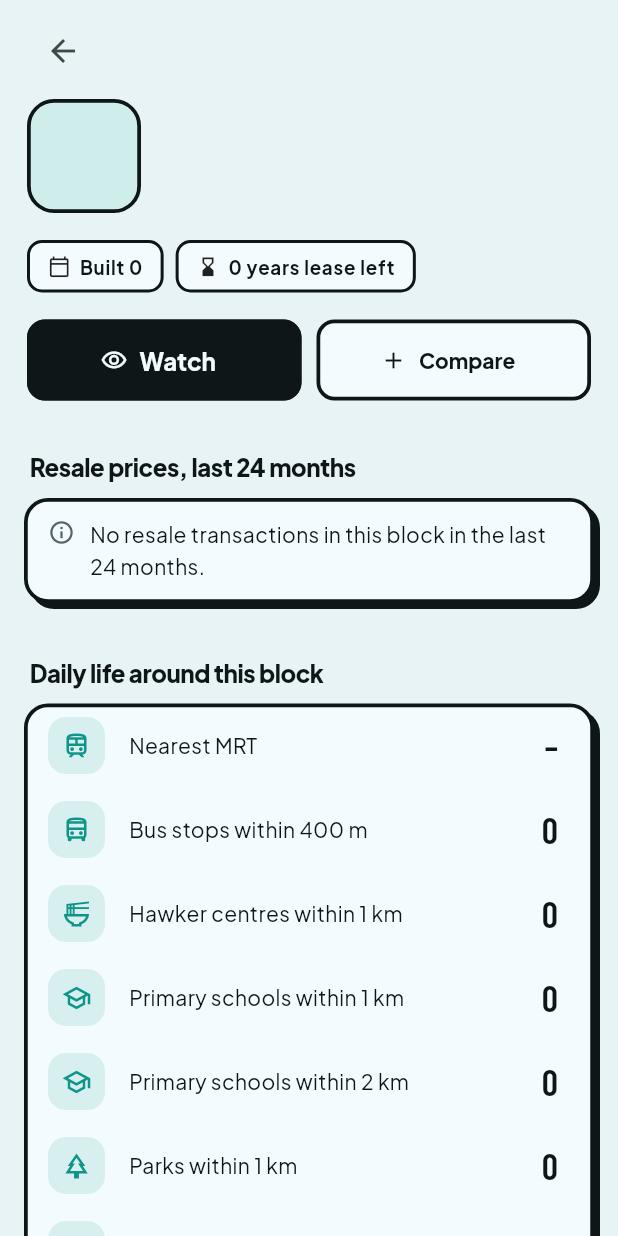
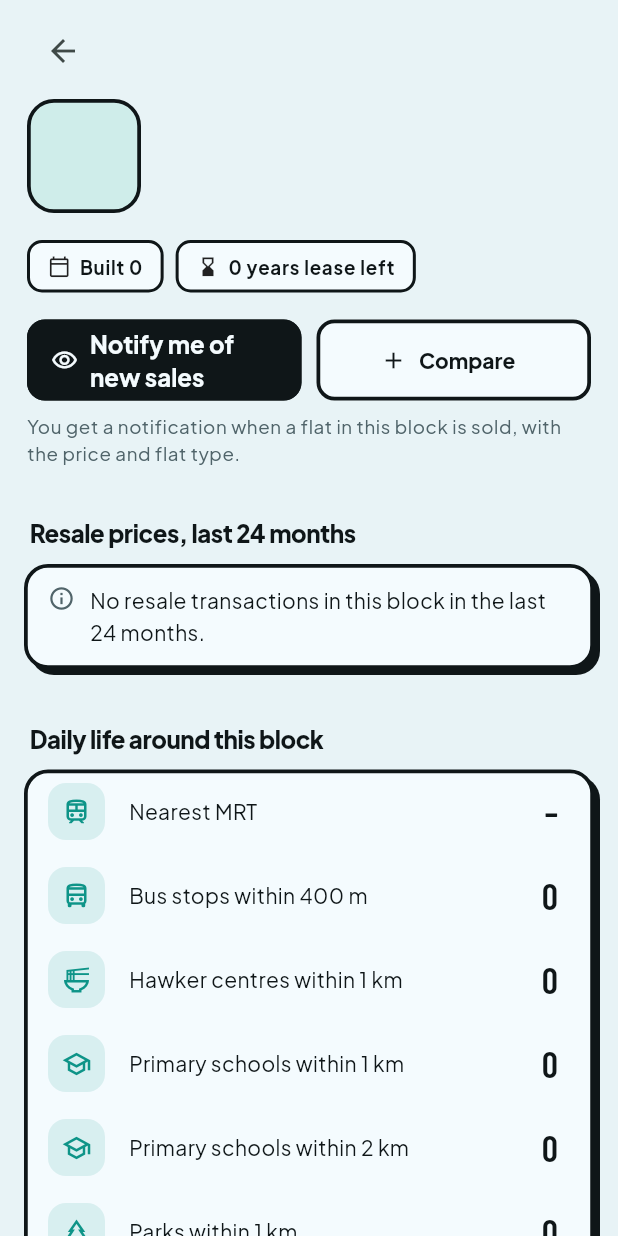
Before and after one commit to hndrwn-dk/dailylah, a Flutter app: the BlockPage screen opened directly with empty values, on a phone screen of 412 x 824 dp. Run offline on Flutter 3.47's test engine with Material 3 defaults, Android fonts, the phone set to English and light mode, and no system bars; our stand-ins replace dio, flutter_local_notifications, flutter_riverpod, geolocator, qr_flutter, share_plus and 1 more; missing offline and left inert: home_widget, workmanager; accounts and stored records are empty; network calls fail.

Commit message:
Block page: say what Watch does, open Compare from the snackbar
Watch becomes 'Notify me of new sales' with a line explaining the
notification. Adding a block to compare shows how many are in the list and,
from two blocks, an Open action. The price bars now read 'This block' and
the town median instead of repeating 'median of N sales'.

Co-Authored-By: Claude Opus 5.5 <noreply@anthropic.com>
Claude-Session: https://claude.ai/code/session_01QEj35UtFj3qRbUZsAT2WLz

```diff
--- a/app/lib/l10n.dart
+++ b/app/lib/l10n.dart
@@ -433,8 +433,12 @@ class S {
   String compareCount(int n) => 'Compare ($n)';
   String get addToCompare => 'Add to compare';
   String get inCompare => 'In comparison';
-  String get watch => 'Watch';
-  String get watching => 'Watching';
+  String get watch => 'Notify me of new sales';
+  String get watching => 'Notifying you';
+  String get watchNote => 'You get a notification when a flat in this block is sold, with the price and flat type.';
+  String get thisBlock => 'This block';
+  String compareAdded(int n) => n < 2 ? 'Added. Add one more block to compare.' : 'Added. $n blocks to compare.';
+  String get open => 'Open';
   String builtIn(int y) => 'Built $y';
   String leaseLeft(int years) => '$years years lease left';
   String storeys(int n) => '$n storeys';
```
Also changed, not shown: app/lib/ui/homes.dart (+21 -3 lines).
